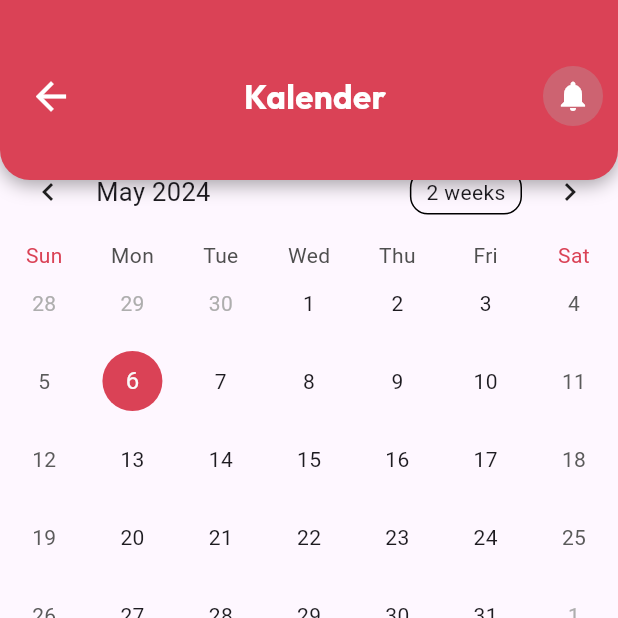
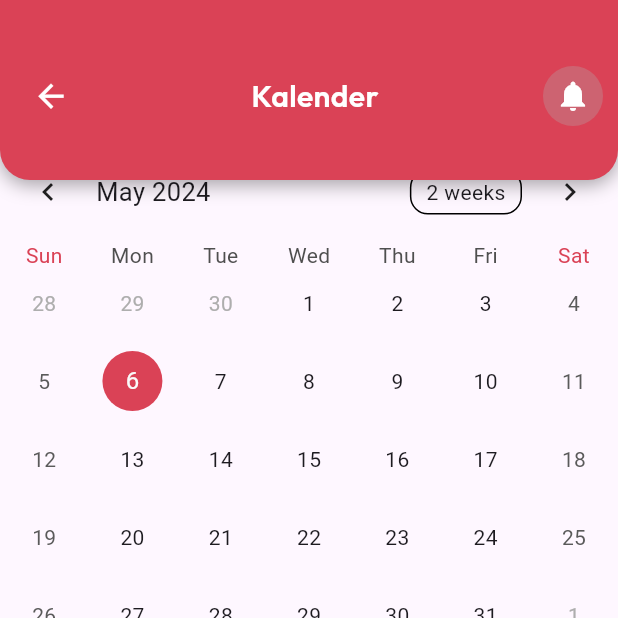
Before and after one commit to khairunnisaalallah/v2_zenfemina_mobile, a Flutter app: the screen it shows after launch, after a tap on the "calendar month" icon, on a phone screen of 412 x 824 dp, the top half of it. Run offline on Flutter 3.47's test engine with Material 3 defaults, Android fonts, the phone set to English and light mode, and no system bars; drawn by our look-alikes of table_calendar; our stand-ins replace flutter_svg, get, google_fonts, image_picker; network calls fail.

Commit message:
update: text and icon back

```diff
--- a/lib/main.dart
+++ b/lib/main.dart
@@ -1,5 +1,6 @@
 import 'package:flutter/material.dart';
 import 'package:get/get.dart';
+import 'package:zenfemina_v2/menu/tab_sholatpuasa.dart';
 import 'package:zenfemina_v2/navigation/article.dart';
 import 'package:zenfemina_v2/navigation/dashboard.dart';
 import 'package:zenfemina_v2/navigation/profile.dart';
@@ -17,6 +18,7 @@ import 'package:zenfemina_v2/pages/range_date.dart';
 import 'package:zenfemina_v2/pages/profile_menu.dart';
 import 'package:zenfemina_v2/menu/editprofile.dart';
 import 'package:zenfemina_v2/pages/verifikasiEmail.dart';
+import 'package:zenfemina_v2/routes.dart';
 
 // import 'pages/intro_page.dart';
 
@@ -32,6 +34,7 @@ class MyApp extends StatelessWidget {
     return GetMaterialApp(
       debugShowCheckedModeBanner: false,
       // debugShowMaterialGrid: true, // Tambahkan ini
+      getPages: Routes.pages, // Tambahkan daftar rute di sini
       home: home(),
     );
   }
--- a/lib/menu/calender.dart
+++ b/lib/menu/calender.dart
@@ -53,7 +53,7 @@ class calenderPage extends StatelessWidget {
                             },
                             icon: Icon(
                               Icons.arrow_back,
-                              size: 30,
+                              size: 25,
                               color: Colors.white,
                             ),
                           ),
@@ -62,9 +62,9 @@ class calenderPage extends StatelessWidget {
                             child: Text(
                               'Kalender',
                               style: GoogleFonts.outfit(
-                                fontSize: 22,
+                                fontSize: 20,
                                 color: Colors.white,
-                                fontWeight: FontWeight.bold,
+                                fontWeight: FontWeight.w600,
                               ),
                             ),
                           ),
--- a/lib/navigation/dashboard.dart
+++ b/lib/navigation/dashboard.dart
@@ -3,6 +3,7 @@ import 'package:get/get.dart';
 import 'package:google_fonts/google_fonts.dart';
 import 'package:zenfemina_v2/menu/calender.dart';
 import 'package:zenfemina_v2/widgets/circle_button.dart';
+import 'package:zenfemina_v2/routes.dart';
 
 class DashboardPage extends StatefulWidget {
   const DashboardPage({Key? key}) : super(key: key);
@@ -197,7 +198,7 @@ class _DashboardPageState extends State<DashboardPage> {
                             // Tambahkan logika yang ingin dijalankan saat tombol ditekan
                           },
                           style: ElevatedButton.styleFrom(
-                            foregroundColor: Color(0xFFDA4256),
+                            foregroundColor: Color(0xFFDAD3D3),
                             backgroundColor: Colors.white,
                             elevation: 5, // Tambahkan efek shadow
                             shape: RoundedRectangleBorder(
@@ -208,7 +209,7 @@ class _DashboardPageState extends State<DashboardPage> {
                             minimumSize: Size(132, 35), // Ukuran tombol
                           ),
                           child: Text(
-                            'Awali Menstruasi',
+                            'Mulai Siklus',
                             style: GoogleFonts.poppins(
                               fontSize: 10,
                               color: Color(0xFFDA4256),
@@ -246,7 +247,12 @@ class _DashboardPageState extends State<DashboardPage> {
                     Row(
                       mainAxisAlignment: MainAxisAlignment.center,
                       children: [
-                        Container(
+                        InkWell(
+                          onTap: () {
+                            Get.toNamed(
+                                '/sholatpuasa'); // Tambahkan logika ketika container Hutang Sholat ditekan
+                          },
+                          child: Container(
                             width: 160,
                             height: 92,
                             decoration: BoxDecoration(
@@ -264,7 +270,8 @@ class _DashboardPageState extends State<DashboardPage> {
                             child: Center(
                               child: Padding(
                                 padding: const EdgeInsets.only(
-                                  top: 45), // Penurunan posisi
+                                  top: 45, // Penurunan posisi
+                                ),
                                 child: Text(
                                   'Hutang Sholat',
                                   style: GoogleFonts.poppins(
@@ -276,8 +283,14 @@ class _DashboardPageState extends State<DashboardPage> {
                               ),
                             ),
                           ),
+                        ),
                         SizedBox(width: 20), // Spasi antara kedua container
-                        Container(
+                        InkWell(
+                          onTap: () {
+                            Get.toNamed(
+                                '/sholatpuasa'); // Tambahkan logika ketika container Hutang Puasa ditekan
+                          },
+                          child: Container(
                             width: 160,
                             height: 92,
                             decoration: BoxDecoration(
@@ -295,13 +308,15 @@ class _DashboardPageState extends State<DashboardPage> {
                             child: Center(
                               child: Padding(
                                 padding: const EdgeInsets.only(
-                                  top: 45), // Penurunan posisi
+                                  top: 45, // Penurunan posisi
+                                ),
                                 child: Text(
                                   'Hutang Puasa',
                                   style: GoogleFonts.poppins(
                                     fontSize: 12,
                                     fontWeight: FontWeight.w400,
                                     color: Colors.black,
+                                  ),
                                 ),
                               ),
                             ),
--- a/lib/pages/login.dart
+++ b/lib/pages/login.dart
@@ -25,7 +25,7 @@ class _LoginPageState extends State<LoginPage> {
             Get.back();
           },
           icon: Icon(
-            Icons.arrow_back_ios,
+            Icons.arrow_back,
             size: 23,
             color: Colors.white,
           ),
--- a/lib/routes.dart
+++ b/lib/routes.dart
@@ -20,6 +20,9 @@ import 'package:zenfemina_v2/pages/splash_screen.dart';
 import 'package:zenfemina_v2/pages/range_date.dart';
 import 'package:zenfemina_v2/pages/profile_menu.dart';
 import 'package:zenfemina_v2/menu/editprofile.dart';
+import 'package:zenfemina_v2/pages/verifikasiEmail.dart';
+import 'package:zenfemina_v2/menu/tab_sholatpuasa.dart';
+import 'package:zenfemina_v2/routes.dart';
 
 class Routes {
   static final List<GetPage> pages = [
@@ -36,9 +39,10 @@ class Routes {
     GetPage(name: '/question1', page: () => question1Page()),
     GetPage(name: '/question2', page: () => question2Page()),
     GetPage(name: '/question3', page: () => question3Page()),
-    GetPage(name: '/question3', page: () => question4Page()),
+    GetPage(name: '/question4', page: () => question4Page()),
     GetPage(name: '/otp', page: () => OTPPage()),
     GetPage(name: '/editprofile', page: () => ProfileView()),
+    GetPage(name: '/sholatpuasa', page: () => Tabsholatpuasa()),
 
     // Definisikan halaman lain sesuai kebutuhan aplikasi Anda
   ];
```
Also changed, not shown: lib/menu/tab_sholatpuasa.dart (+71 -45 lines), lib/pages/register.dart (+4 -7 lines). Lines whose indentation alone changed are shown as unchanged.
